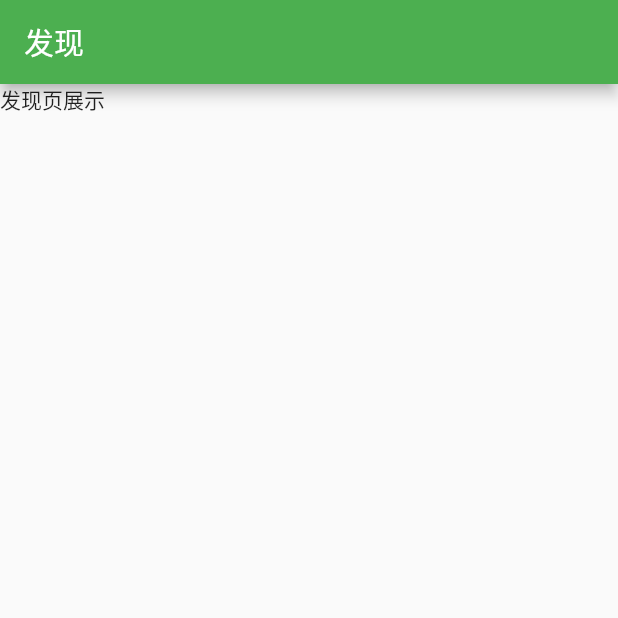
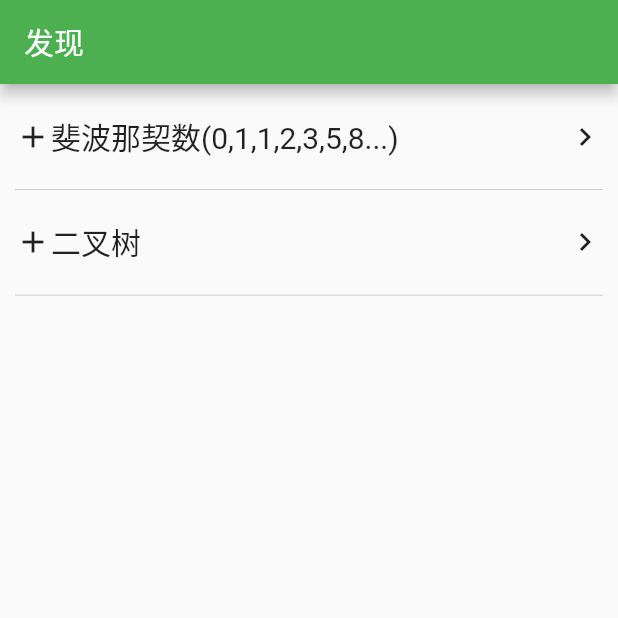
Before and after one commit to ryanranya/flutter_td, a Flutter app: the TDFoundPage screen opened directly, on a phone screen of 412 x 824 dp, the top half of it. Run offline on Flutter 3.47's test engine with Material 2 defaults, Android fonts, the phone set to English and light mode, and no system bars; our stand-ins replace dio, event_bus, flutter_swiper; statements that could not run were skipped.

Commit message:
算法第一步

```diff
--- a/lib/found/td_found.dart
+++ b/lib/found/td_found.dart
@@ -1,14 +1,60 @@
-
 import 'package:flutter/material.dart';
+import 'package:fluttertd/found/fibnumber/fib_number.dart';
 
 class TDFoundPage extends StatelessWidget {
+  static List<String> dataSource = ["斐波那契数(0,1,1,2,3,5,8...)","二叉树"];
+
   @override
   Widget build(BuildContext context) {
     return Scaffold(
       appBar: AppBar(
         title: Text('发现'),
       ),
-      body: Text("发现页展示"),
+      body: ListView.builder(
+        itemBuilder: (BuildContext context, int index) {
+          return InkWell(
+            onTap: (){
+              Navigator.of(context).pushNamed(TDFIBNumber.routName, arguments: "123");
+            },
+            child: Column(
+              children: <Widget>[
+                SizedBox(
+                  height: 20,
+                ),
+                Row(
+                  children: <Widget>[
+                    Expanded(
+                      child: Container(
+                        margin: EdgeInsets.only(left: 10),
+                        child: Row(
+                          children: <Widget>[
+                            Icon(Icons.add),
+                            Text(
+                              dataSource[index],
+                              style: TextStyle(fontSize: 20),
+                            )
+                          ],
+                        ),
+                      ),
+                    ),
+                    Container(
+                        margin: EdgeInsets.only(right: 10),
+                        child: Icon(Icons.chevron_right),),
+                  ],
+                ),
+                Container(
+                  margin: EdgeInsets.only(top: 20, left: 10, right: 10),
+                  height: 0.5,
+                  decoration: BoxDecoration(
+                    color: Colors.black26,
+                  ),
+                )
+              ],
+            ),
+          );
+        },
+        itemCount: dataSource.length,
+      ),
     );
   }
 }
--- a/lib/routs/routs.dart
+++ b/lib/routs/routs.dart
@@ -1,10 +1,12 @@
 
 import 'package:flutter/material.dart';
+import 'package:fluttertd/found/fibnumber/fib_number.dart';
 import 'package:fluttertd/search/search_page.dart';
 
 class TDRouter{
   static final Map<String, WidgetBuilder> routers = {
     TDSearchPage.routName: (context) => TDSearchPage(),
+    TDFIBNumber.routName: (context) => TDFIBNumber(),
   };
 
 }
```
Also changed, not shown: lib/found/fibnumber/fib_number.dart (added, +24 -0 lines), lib/search/search_page.dart (+20 -1 lines).
